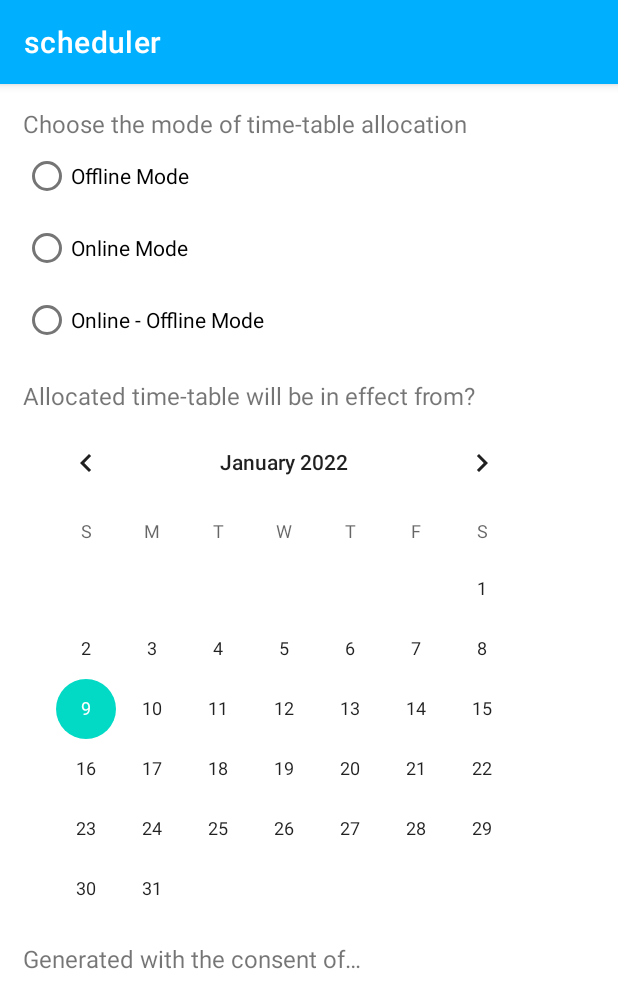
After one commit to Bala-Abinesh-Surya/surya-acet-scheduler, an Android app: the create_new_timetable screen opened directly, with no data from a screen before it, on a phone screen of 412 x 824 dp. The commit adds this screen. Shown: the top 1008 px of the screen. Run offline under Robolectric (Android 15) with nearby library versions, the light colour scheme and no system bars.

Commit message:
added classes for all modes

```diff
--- a/app/src/main/AndroidManifest.xml
+++ b/app/src/main/AndroidManifest.xml
@@ -7,12 +7,16 @@
     <uses-permission android:name="android.permission.READ_EXTERNAL_STORAGE" />
 
     <application
+        android:name=".app.surya"
         android:allowBackup="true"
         android:icon="@drawable/image"
         android:label="@string/app_name"
         android:roundIcon="@drawable/image"
         android:supportsRtl="true"
         android:theme="@style/Theme.Scheduler">
+        <activity
+            android:name=".activities.create_new_timetable"
+            android:exported="false" />
         <activity
             android:name=".activities.smart_schedule_activity"
             android:exported="false" />
--- /dev/null
+++ b/app/src/main/java/com/surya/scheduler/activities/create_new_timetable.java
@@ -0,0 +1,16 @@
+package com.surya.scheduler.activities;
+
+import androidx.appcompat.app.AppCompatActivity;
+
+import android.os.Bundle;
+
+import com.surya.scheduler.R;
+
+public class create_new_timetable extends AppCompatActivity {
+
+    @Override
+    protected void onCreate(Bundle savedInstanceState) {
+        super.onCreate(savedInstanceState);
+        setContentView(R.layout.activity_create_new_timetable);
+    }
+}
--- a/app/src/main/java/com/surya/scheduler/activities/splash_screen.java
+++ b/app/src/main/java/com/surya/scheduler/activities/splash_screen.java
@@ -29,6 +29,7 @@ import com.surya.scheduler.R;
 import com.surya.scheduler.adapters.all_classes_recViewAdapter;
 import com.surya.scheduler.logic.generate;
 import com.surya.scheduler.logic.setup;
+import com.surya.scheduler.logic.utility;
 import com.surya.scheduler.models.offline.Class;
 import com.surya.scheduler.models.firebaseModels.firebase_class;
 import com.surya.scheduler.models.firebaseModels.firebase_room;
@@ -125,6 +126,8 @@ public class splash_screen extends AppCompatActivity{
 
                     setup.getInstance();
                     generate.getGenerateInstance();
+                    utility utility = new utility();
+                    utility.showUpdateNotification(splash_screen.this);
                     //coaching.getInstance();
 
                     /*All Classes details*/
--- /dev/null
+++ b/app/src/main/java/com/surya/scheduler/app/surya.java
@@ -0,0 +1,36 @@
+package com.surya.scheduler.app;
+
+import android.app.Application;
+import android.app.NotificationChannel;
+import android.app.NotificationManager;
+import android.os.Build;
+import android.text.style.UpdateAppearance;
+
+import androidx.annotation.RequiresApi;
+
+public class surya extends Application {
+
+    // Id for the channels
+    public static final String UPDATE_CHANNEL = "Update Notification";
+    public static final String ADDED_CHANNEL = "Add/Edit Notification";
+
+    @Override
+    public void onCreate() {
+        super.onCreate();
+
+        createNotificationChannel();
+    }
+
+    // method to create notification channels for the application
+    private void createNotificationChannel(){
+        if(Build.VERSION.SDK_INT >= Build.VERSION_CODES.O){
+            NotificationChannel notificationChannel1 = new NotificationChannel(UPDATE_CHANNEL, UPDATE_CHANNEL, NotificationManager.IMPORTANCE_HIGH);
+            NotificationChannel notificationChannel2 = new NotificationChannel(ADDED_CHANNEL, ADDED_CHANNEL, NotificationManager.IMPORTANCE_DEFAULT);
+
+            // adding the channels to the notification manager
+            NotificationManager notificationManager = getSystemService(NotificationManager.class);
+            notificationManager.createNotificationChannel(notificationChannel1);
+            notificationManager.createNotificationChannel(notificationChannel2);
+        }
+    }
+}
--- a/app/src/main/java/com/surya/scheduler/logic/generate.java
+++ b/app/src/main/java/com/surya/scheduler/logic/generate.java
@@ -1107,15 +1107,19 @@ public class generate {
 
                         else{
                             // omittedSubjectStaff2 is not null
+                            spotted = true;
+
+
                         }
                     }
-
                 }
 
                 spotted = true;
+
                 omitted_subject.omitted_subjects.remove(omittedSubject);
+                Log.d("dexter", omittedSubjectName + "removed" + "length now : " + omitted_subject.omitted_subjects.size());
 
-                Log.d("dexter", omittedSubjectName + "removed" + "length now : " + omitted_subject.omitted_subjects.size());
+
                 number0fTimes++;
             }
 
--- /dev/null
+++ b/app/src/main/java/com/surya/scheduler/logic/online.java
@@ -0,0 +1,5 @@
+package com.surya.scheduler.logic;
+
+public class online {
+
+}
--- /dev/null
+++ b/app/src/main/java/com/surya/scheduler/logic/online_offline_mode.java
@@ -0,0 +1,5 @@
+package com.surya.scheduler.logic;
+
+public class online_offline_mode {
+
+}
--- a/app/src/main/java/com/surya/scheduler/logic/utility.java
+++ b/app/src/main/java/com/surya/scheduler/logic/utility.java
@@ -1,5 +1,6 @@
 package com.surya.scheduler.logic;
 
+import static com.surya.scheduler.app.surya.UPDATE_CHANNEL;
 import static com.surya.scheduler.constants.data.DAYS;
 import static com.surya.scheduler.constants.data.DAYS_OF_THE_WEEK;
 import static com.surya.scheduler.constants.data.FREE;
@@ -18,8 +19,14 @@ import static com.surya.scheduler.constants.settings.MAXIMUM_PERIODS_FOR_A_STAFF
 import static com.surya.scheduler.constants.settings.NUMBER_OF_PERIODS_PER_DAY;
 import static com.surya.scheduler.constants.status.SUBJECT_REPEATED;
 
+import android.app.Notification;
+import android.content.Context;
 import android.util.Log;
 
+import androidx.core.app.NotificationCompat;
+import androidx.core.app.NotificationManagerCompat;
+
+import com.surya.scheduler.R;
 import com.surya.scheduler.models.offline.Class;
 import com.surya.scheduler.models.offline.paired;
 import com.surya.scheduler.models.offline.room;
@@ -615,4 +622,19 @@ public class utility {
 
         return oPeriods;
     }
+
+    // create a notification to show to the user when a time table has been generated
+    public void showUpdateNotification(Context context){
+        // creating a notification
+        Notification notification = new NotificationCompat.Builder(context, UPDATE_CHANNEL)
+                .setContentTitle("ACET")
+                .setContentText("New time table has been generated..")
+                .addAction(R.drawable.sim, "VIEW", null)
+                .setSmallIcon(R.drawable.sim)
+                .setAutoCancel(true)
+                .build();
+
+        NotificationManagerCompat notificationManagerCompat = NotificationManagerCompat.from(context);
+        notificationManagerCompat.notify(1, notification);
+    }
 }
--- /dev/null
+++ b/app/src/main/res/layout/activity_create_new_timetable.xml
@@ -0,0 +1,87 @@
+<?xml version="1.0" encoding="utf-8"?>
+<androidx.constraintlayout.widget.ConstraintLayout xmlns:android="http://schemas.android.com/apk/res/android"
+    xmlns:app="http://schemas.android.com/apk/res-auto"
+    xmlns:tools="http://schemas.android.com/tools"
+    android:layout_width="match_parent"
+    android:layout_height="match_parent"
+    tools:context=".activities.create_new_timetable">
+
+    <androidx.core.widget.NestedScrollView
+        android:layout_width="match_parent"
+        android:layout_height="match_parent"
+        android:fillViewport="true"
+        app:layout_constraintBottom_toBottomOf="parent"
+        app:layout_constraintEnd_toEndOf="parent"
+        app:layout_constraintStart_toStartOf="parent"
+        app:layout_constraintTop_toTopOf="parent"
+        tools:ignore="SpeakableTextPresentCheck">
+
+        <androidx.constraintlayout.widget.ConstraintLayout
+            android:layout_width="match_parent"
+            android:layout_height="wrap_content"
+            android:padding="15dp">
+
+            <TextView
+                android:id="@+id/textView"
+                android:layout_width="wrap_content"
+                android:layout_height="wrap_content"
+                android:text="@string/choose_mode_of_schedules"
+                android:textSize="16sp"
+                app:layout_constraintStart_toStartOf="parent"
+                app:layout_constraintTop_toTopOf="parent" />
+
+            <RadioGroup
+                android:id="@+id/radioGroup"
+                android:layout_width="wrap_content"
+                android:layout_height="wrap_content"
+                app:layout_constraintStart_toStartOf="parent"
+                app:layout_constraintTop_toBottomOf="@+id/textView">
+
+                <RadioButton
+                    android:id="@+id/radioButton"
+                    android:layout_width="match_parent"
+                    android:layout_height="wrap_content"
+                    android:text="@string/offline_mode" />
+
+                <RadioButton
+                    android:id="@+id/radioButton2"
+                    android:layout_width="match_parent"
+                    android:layout_height="wrap_content"
+                    android:text="@string/online_mode" />
+
+                <RadioButton
+                    android:id="@+id/radioButton3"
+                    android:layout_width="match_parent"
+                    android:layout_height="wrap_content"
+                    android:text="@string/mixed_mode" />
+            </RadioGroup>
+
+            <TextView
+                android:id="@+id/textView2"
+                android:layout_width="wrap_content"
+                android:layout_height="wrap_content"
+                android:layout_marginTop="15dp"
+                android:text="@string/with_effect_from"
+                android:textSize="16sp"
+                app:layout_constraintStart_toStartOf="parent"
+                app:layout_constraintTop_toBottomOf="@+id/radioGroup" />
+
+            <CalendarView
+                android:id="@+id/calendarView"
+                android:layout_width="wrap_content"
+                android:layout_height="wrap_content"
+                app:layout_constraintStart_toStartOf="parent"
+                app:layout_constraintTop_toBottomOf="@+id/textView2" />
+
+            <TextView
+                android:id="@+id/textView14"
+                android:layout_width="wrap_content"
+                android:layout_height="wrap_content"
+                android:layout_marginTop="15dp"
+                android:text="@string/generation_consent"
+                android:textSize="16sp"
+                app:layout_constraintStart_toStartOf="parent"
+                app:layout_constraintTop_toBottomOf="@+id/calendarView" />
+        </androidx.constraintlayout.widget.ConstraintLayout>
+    </androidx.core.widget.NestedScrollView>
+</androidx.constraintlayout.widget.ConstraintLayout>
--- a/app/src/main/res/layout/smart_period.xml
+++ b/app/src/main/res/layout/smart_period.xml
@@ -20,4 +20,5 @@
         app:layout_constraintStart_toStartOf="parent"
         app:layout_constraintTop_toTopOf="parent" />
 
+
 </androidx.constraintlayout.widget.ConstraintLayout>
--- a/app/src/main/res/values/strings.xml
+++ b/app/src/main/res/values/strings.xml
@@ -1,6 +1,7 @@
 <resources>
     <string name="app_name">scheduler</string>
     <string name="classes">Classes</string>
+
     <!--Custom strings-->
     <string name="all_classes">All Classes</string>
     <string name="all_staffs">All Staffs</string>
@@ -215,4 +216,12 @@
     <string name="show_more">Show more</string>
     <string name="show_less">Show less</string>
 
+    <!--Create new timetable activity-->
+    <string name="choose_mode_of_schedules">Choose the mode of time-table allocation</string>
+    <string name="offline_mode">Offline Mode</string>
+    <string name="online_mode">Online Mode</string>
+    <string name="mixed_mode">Online - Offline Mode</string>
+    <string name="with_effect_from">Allocated time-table will be in effect from?</string>
+    <string name="generation_consent">Generated with the consent of…</string>
+
 </resources>
```
Also changed, not shown: 1 other file.
